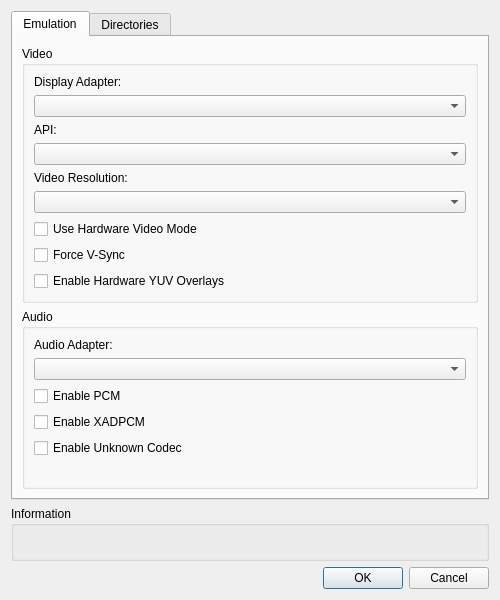
literalmente-game/CxBx-Reloaded-QT-GUI, file gui/emu_settings.ui: the form before one commit.
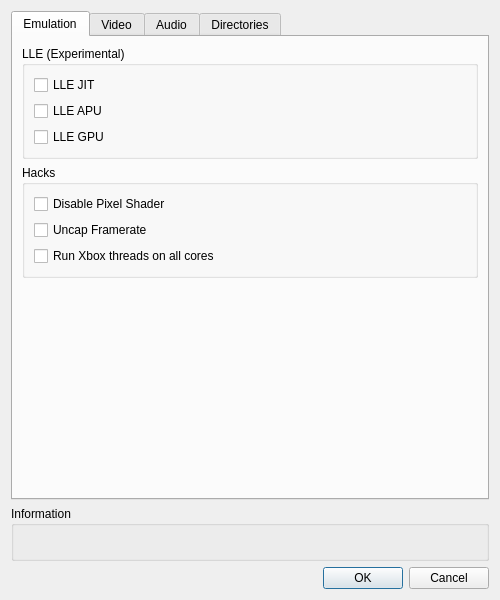
The form after the commit.

Commit message: [WIP] Added video, audio tab menu, interface funcionalities. Commit

What changed in the file:
```diff
--- a/gui/emu_settings.ui
+++ b/gui/emu_settings.ui
@@ -37,6 +37,9 @@
   <layout class="QVBoxLayout" name="verticalLayout">
    <item>
     <widget class="QTabWidget" name="emulationsTab">
+     <property name="autoFillBackground">
+      <bool>false</bool>
+     </property>
      <property name="currentIndex">
       <number>0</number>
      </property>
@@ -46,57 +49,137 @@
       </attribute>
       <layout class="QVBoxLayout" name="verticalLayout_2">
        <item>
+        <widget class="QGroupBox" name="gbLle">
+         <property name="title">
+          <string>LLE (Experimental)</string>
+         </property>
+         <layout class="QVBoxLayout" name="verticalLayout_10">
+          <item>
+           <widget class="QCheckBox" name="cbLleJit">
+            <property name="text">
+             <string>LLE JIT</string>
+            </property>
+           </widget>
+          </item>
+          <item>
+           <widget class="QCheckBox" name="cbLleApu">
+            <property name="text">
+             <string>LLE APU</string>
+            </property>
+           </widget>
+          </item>
+          <item>
+           <widget class="QCheckBox" name="cbLleGpu">
+            <property name="text">
+             <string>LLE GPU</string>
+            </property>
+           </widget>
+          </item>
+         </layout>
+        </widget>
+       </item>
+       <item>
+        <widget class="QGroupBox" name="gbHacks">
+         <property name="title">
+          <string>Hacks</string>
+         </property>
+         <layout class="QVBoxLayout" name="verticalLayout_11">
+          <item>
+           <widget class="QCheckBox" name="cbDisablePixel">
+            <property name="text">
+             <string>Disable Pixel Shader</string>
+            </property>
+           </widget>
+          </item>
+          <item>
+           <widget class="QCheckBox" name="cbUncapFrame">
+            <property name="text">
+             <string>Uncap Framerate</string>
+            </property>
+           </widget>
+          </item>
+          <item>
+           <widget class="QCheckBox" name="cbRunXboxThread">
+            <property name="text">
+             <string>Run Xbox threads on all cores</string>
+            </property>
+           </widget>
+          </item>
+         </layout>
+        </widget>
+       </item>
+       <item>
+        <spacer name="vsEmulation">
+         <property name="orientation">
+          <enum>Qt::Vertical</enum>
+         </property>
+         <property name="sizeHint" stdset="0">
+          <size>
+           <width>20</width>
+           <height>40</height>
+          </size>
+         </property>
+        </spacer>
+       </item>
+      </layout>
+     </widget>
+     <widget class="QWidget" name="videoTab">
+      <attribute name="title">
+       <string>Video</string>
+      </attribute>
+      <layout class="QVBoxLayout" name="verticalLayout_9">
+       <item>
         <widget class="QGroupBox" name="gbVideo">
          <property name="title">
           <string>Video</string>
          </property>
-         <layout class="QVBoxLayout" name="verticalLayout_5">
+         <layout class="QVBoxLayout" name="verticalLayout_8">
           <item>
-           <widget class="QLabel" name="label">
+           <widget class="QLabel" name="lblDisplayAdapter">
             <property name="text">
              <string>Display Adapter:</string>
             </property>
            </widget>
           </item>
           <item>
-           <widget class="QComboBox" name="comboBox_2"/>
+           <widget class="QComboBox" name="cboxDisplayAdapter"/>
           </item>
           <item>
-           <widget class="QLabel" name="label_2">
+           <widget class="QLabel" name="lblAPI">
             <property name="text">
              <string>API:</string>
             </property>
            </widget>
           </item>
           <item>
-           <widget class="QComboBox" name="comboBox_3"/>
+           <widget class="QComboBox" name="cboxAPI"/>
           </item>
           <item>
-           <widget class="QLabel" name="label_3">
+           <widget class="QLabel" name="lblVideoResolution">
             <property name="text">
              <string>Video Resolution:</string>
             </property>
            </widget>
           </item>
           <item>
-           <widget class="QComboBox" name="comboBox"/>
+           <widget class="QComboBox" name="cboxVideoResolution"/>
           </item>
           <item>
-           <widget class="QCheckBox" name="checkBox_4">
+           <widget class="QCheckBox" name="cbUseHardwareVideo">
             <property name="text">
              <string>Use Hardware Video Mode</string>
             </property>
            </widget>
           </item>
           <item>
-           <widget class="QCheckBox" name="checkBox_6">
+           <widget class="QCheckBox" name="cbVsync">
             <property name="text">
              <string>Force V-Sync</string>
             </property>
            </widget>
           </item>
           <item>
-           <widget class="QCheckBox" name="checkBox_5">
+           <widget class="QCheckBox" name="cbEnableHardwareYUV">
             <property name="text">
              <string>Enable Hardware YUV Overlays</string>
             </property>
@@ -106,6 +189,26 @@
         </widget>
        </item>
        <item>
+        <spacer name="vsVideo">
+         <property name="orientation">
+          <enum>Qt::Vertical</enum>
+         </property>
+         <property name="sizeHint" stdset="0">
+          <size>
+           <width>20</width>
+           <height>40</height>
+          </size>
+         </property>
+        </spacer>
+       </item>
+      </layout>
+     </widget>
+     <widget class="QWidget" name="audioTab">
+      <attribute name="title">
+       <string>Audio</string>
+      </attribute>
+      <layout class="QVBoxLayout" name="verticalLayout_5">
+       <item>
         <widget class="QGroupBox" name="gbAudio">
          <property name="title">
           <string>Audio</string>
@@ -142,22 +245,22 @@
             </property>
            </widget>
           </item>
-          <item>
-           <spacer name="verticalSpacer_2">
-            <property name="orientation">
-             <enum>Qt::Vertical</enum>
-            </property>
-            <property name="sizeHint" stdset="0">
-             <size>
-              <width>20</width>
-              <height>40</height>
-             </size>
-            </property>
-           </spacer>
-          </item>
          </layout>
         </widget>
        </item>
+       <item>
+        <spacer name="vsAudio">
+         <property name="orientation">
+          <enum>Qt::Vertical</enum>
+         </property>
+         <property name="sizeHint" stdset="0">
+          <size>
+           <width>20</width>
+           <height>40</height>
+          </size>
+         </property>
+        </spacer>
+       </item>
       </layout>
      </widget>
      <widget class="QWidget" name="directoryTab">
```
Left out of the diff: 22 changed lines with no effect on the pictures. The commit also changes 10 other files.
